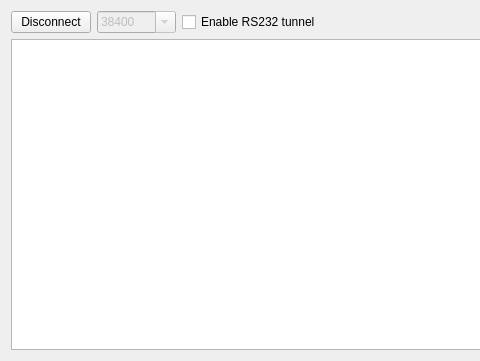
Before: the Qt Designer form src/LorrisShupito/lorrisshupito.ui in Tasssadar/Lorris, drawn with Qt 5; both pictures show x 0 to 480 and y 0 to 361 of the 746 by 361 pixel window.
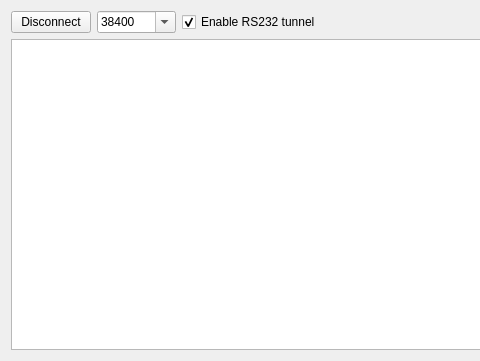
After: the same form once the commit is applied.

Patch:
```diff
--- a/src/LorrisShupito/lorrisshupito.ui
+++ b/src/LorrisShupito/lorrisshupito.ui
@@ -26,7 +26,7 @@
      <item>
       <widget class="QComboBox" name="tunnelSpeedBox">
        <property name="enabled">
-        <bool>false</bool>
+        <bool>true</bool>
        </property>
        <property name="editable">
         <bool>true</bool>
@@ -76,6 +76,9 @@
        <property name="text">
         <string>Enable RS232 tunnel</string>
        </property>
+       <property name="checked">
+        <bool>true</bool>
+       </property>
       </widget>
      </item>
      <item>
```
